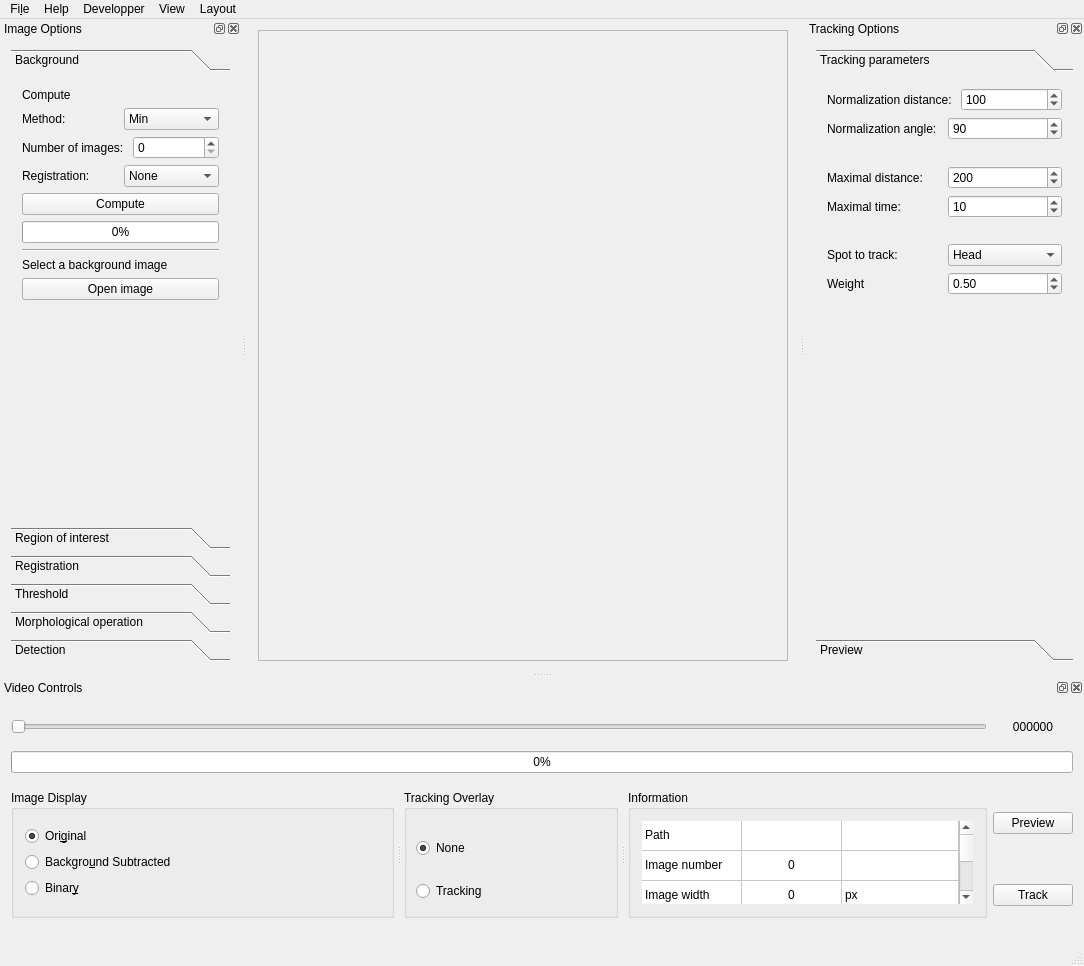
The window that src/interactive.ui (FastTrackOrg/FastTrack) describes before a commit, drawn with Qt 5.
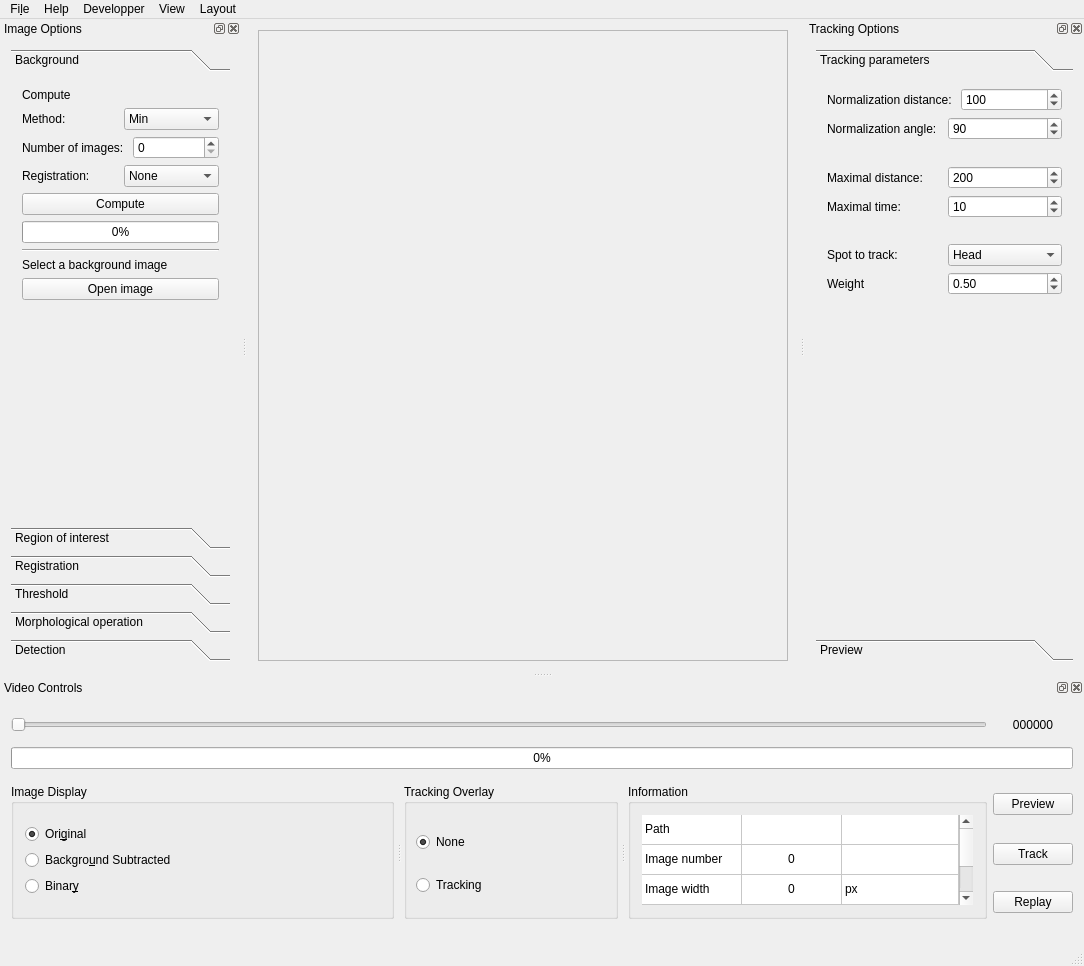
The same window after the commit.

Commit message: [feat] interactive: add one replay widget in a tab

```diff
--- a/src/interactive.ui
+++ b/src/interactive.ui
@@ -1040,7 +1040,7 @@
   <widget class="QDockWidget" name="controlOptions">
    <property name="minimumSize">
     <size>
-     <width>811</width>
+     <width>814</width>
      <height>266</height>
     </size>
    </property>
@@ -1078,7 +1078,14 @@
        </property>
       </widget>
      </item>
-     <item row="2" column="0" rowspan="2">
+     <item row="1" column="0" colspan="2">
+      <widget class="QProgressBar" name="progressBar">
+       <property name="value">
+        <number>0</number>
+       </property>
+      </widget>
+     </item>
+     <item row="2" column="0" rowspan="3">
       <widget class="QSplitter" name="splitter">
        <property name="sizePolicy">
         <sizepolicy hsizetype="Expanding" vsizetype="Preferred">
@@ -1462,10 +1469,13 @@
        </property>
       </widget>
      </item>
-     <item row="1" column="0" colspan="2">
-      <widget class="QProgressBar" name="progressBar">
-       <property name="value">
-        <number>0</number>
+     <item row="4" column="1">
+      <widget class="QPushButton" name="replayButton">
+       <property name="text">
+        <string>Replay</string>
+       </property>
+       <property name="checkable">
+        <bool>true</bool>
        </property>
       </widget>
      </item>
```
Left out of the diff: 4 changed lines with no effect on the pictures. The commit also changes 2 other files.
